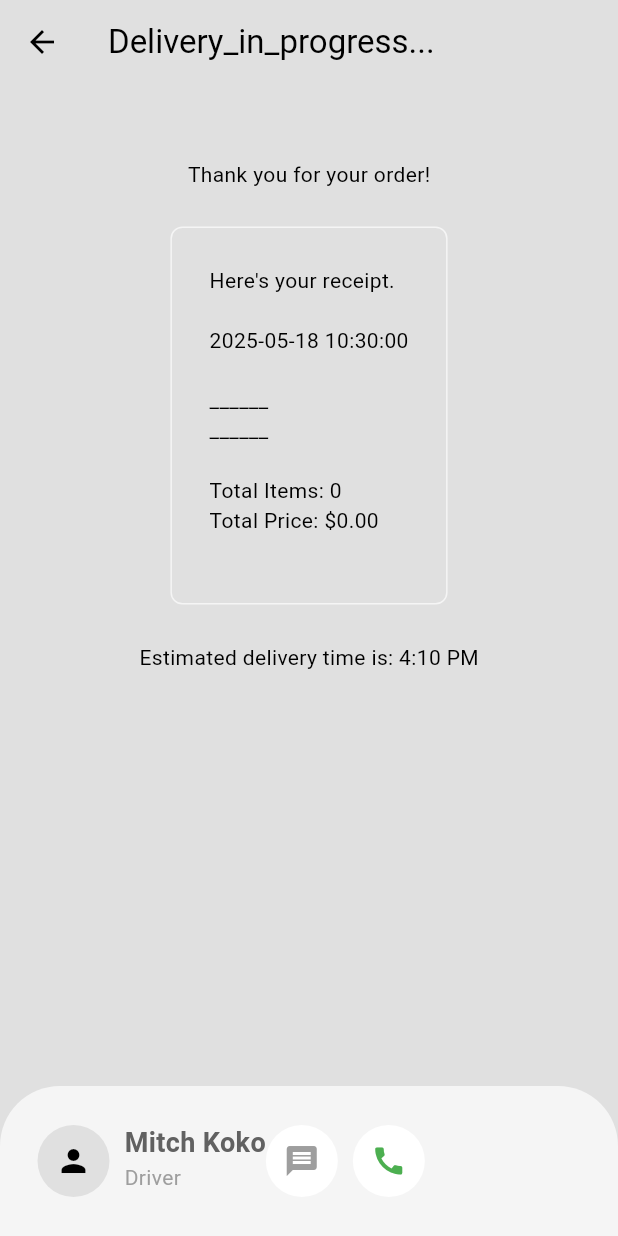
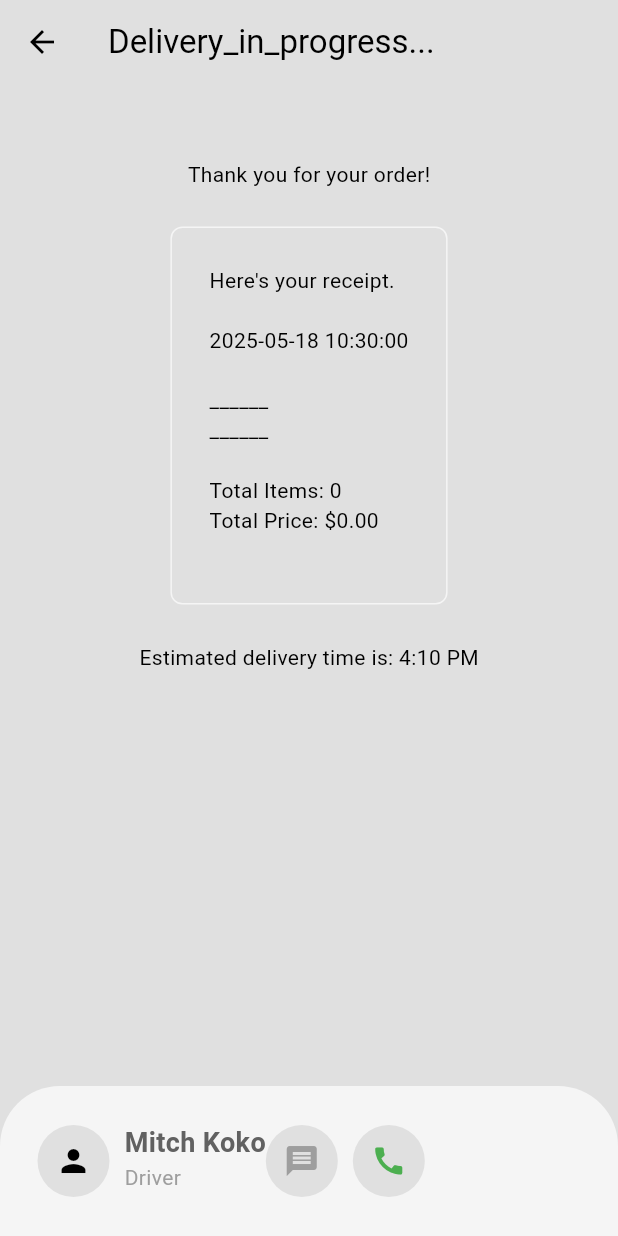
Before and after one commit to nahidularafat/Food_delivery_application_flutter, a Flutter app: the DeliveryProgressPage screen opened directly, on a phone screen of 412 x 824 dp. Run offline on Flutter 3.47's test engine with Material 3 defaults, Android fonts, the phone set to English and light mode, and no system bars; our stand-ins replace flutter_credit_card.

Commit message:
complete ui design

```diff
--- a/lib/pages/delivery_progress.dart
+++ b/lib/pages/delivery_progress.dart
@@ -75,7 +75,7 @@ class DeliveryProgressPage extends StatelessWidget {
     // message button
     Container(
       decoration: BoxDecoration(
-        color: Theme.of(context).colorScheme.background,
+        color: Theme.of(context).colorScheme.surface,
         shape: BoxShape.circle,
       ),
       child: IconButton(
@@ -85,12 +85,12 @@ class DeliveryProgressPage extends StatelessWidget {
       ),
     ),
 
-    SizedBox(width: 10), // Optional spacing between buttons
+  const  SizedBox(width: 10), // Optional spacing between buttons
 
     // call button
     Container(
       decoration: BoxDecoration(
-        color: Theme.of(context).colorScheme.background,
+        color: Theme.of(context).colorScheme.surface,
         shape: BoxShape.circle,
       ),
       child: IconButton(
--- a/lib/pages/payment_page.dart
+++ b/lib/pages/payment_page.dart
@@ -69,7 +69,7 @@ class _PaymentPageState extends State<PaymentPage> {
   @override
   Widget build(BuildContext context) {
     return Scaffold(
-      backgroundColor: Theme.of(context).colorScheme.background,
+      backgroundColor: Theme.of(context).colorScheme.surface,
       appBar: AppBar(
         backgroundColor: Colors.transparent,
         foregroundColor: Theme.of(context).colorScheme.inversePrimary,
```
